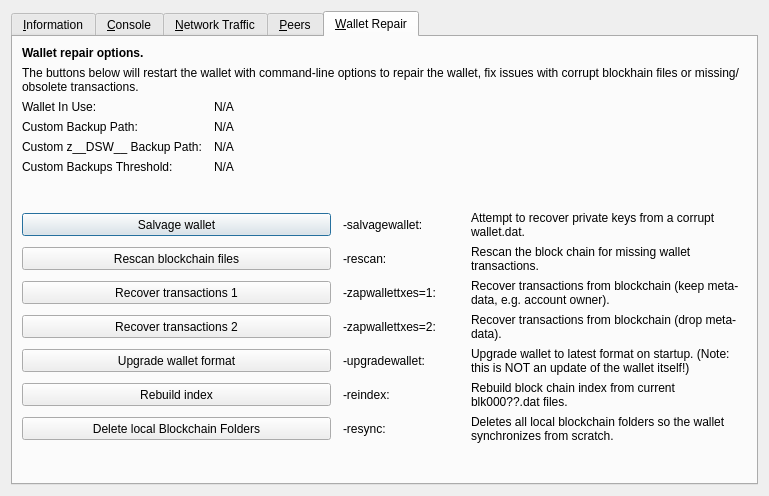
First picture: the form in src/qt/forms/rpcconsole.ui, repository decenomy/DSW, before the edit.
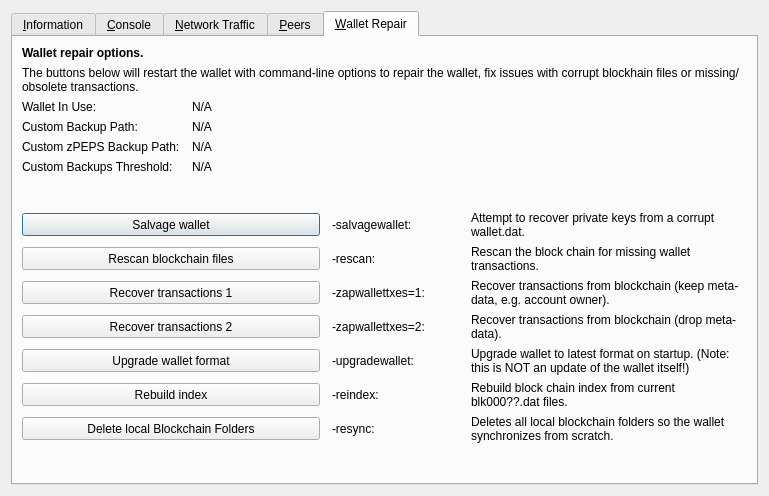
Second picture: the form after the edit. The open tabs and pages were chosen to show the change. Icons and pictures are not drawn. Custom widgets are drawn as their Qt base class.

Diff of the .ui file:
```diff
--- a/src/qt/forms/rpcconsole.ui
+++ b/src/qt/forms/rpcconsole.ui
@@ -1333,7 +1333,7 @@
           <bool>false</bool>
          </property>
          <property name="text">
-          <string>Custom z__DSW__ Backup Path:</string>
+          <string>Custom zPEPS Backup Path:</string>
          </property>
         </widget>
        </item>
```
Left out of the diff: 2 changed lines with no effect on the pictures.
